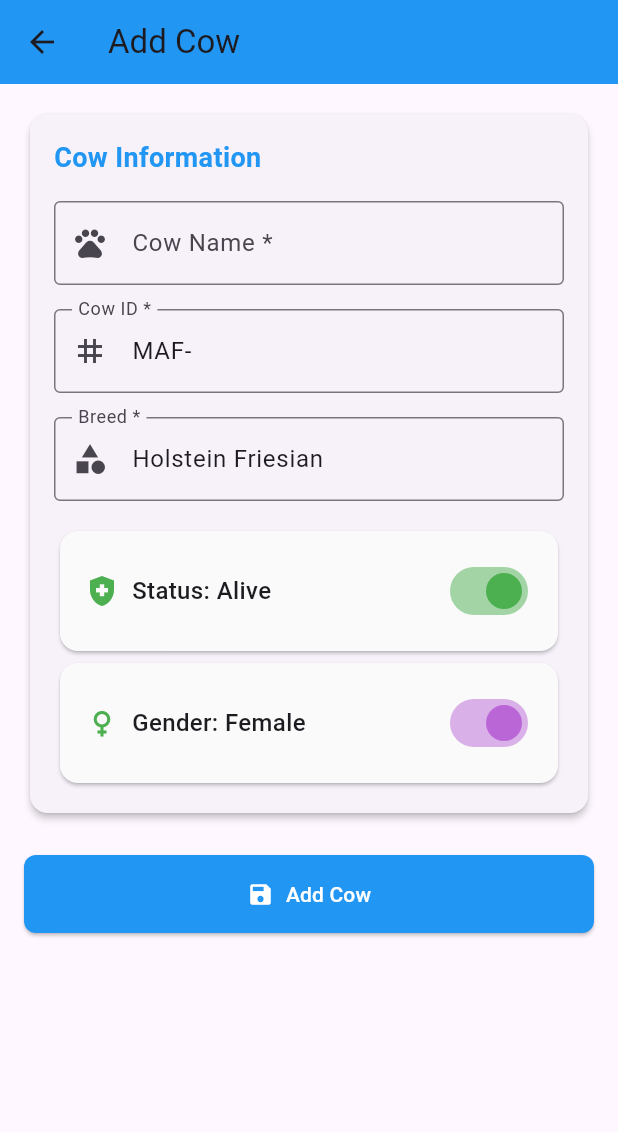
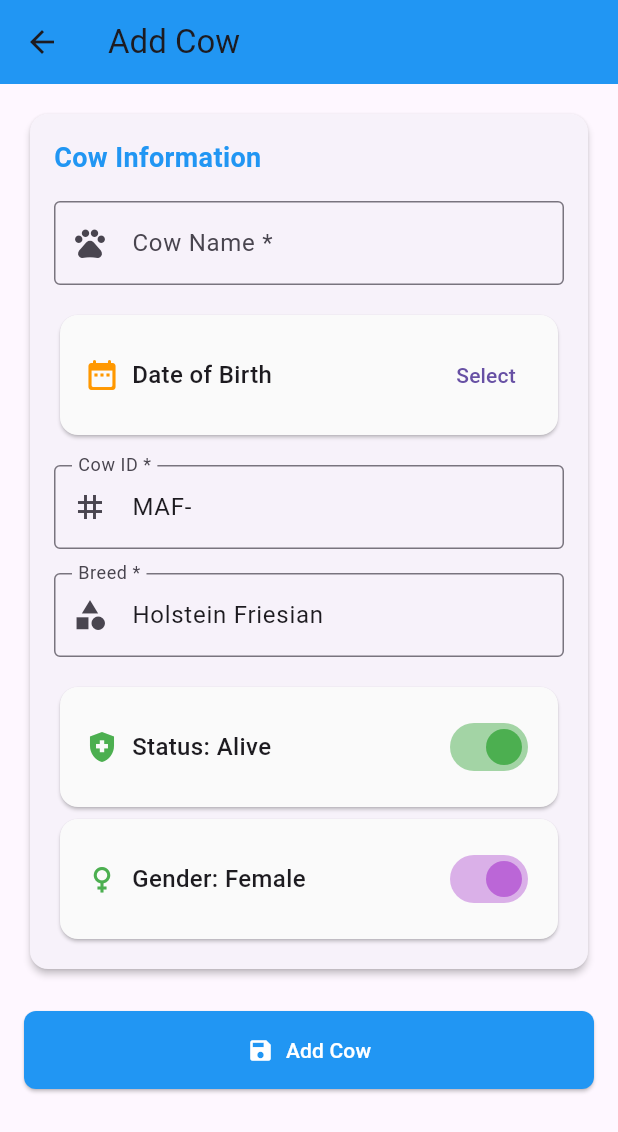
Before and after one commit to AmanyaPhillip/Farm-Management, a Flutter app: the AddCowPage screen opened directly, on a phone screen of 412 x 824 dp. Shown: the top 1132 px of the screen. Run offline on Flutter 3.47's test engine with Material 3 defaults, Android fonts, the phone set to English and light mode, and no system bars; our stand-ins replace device_info_plus, file_picker, permission_handler, sqflite, sqflite_common_ffi; accounts and stored records are empty.

Commit message:
feat: - added DoB input in addcowpage

```diff
--- a/lib/pages/add_cow/AddCowPage.dart
+++ b/lib/pages/add_cow/AddCowPage.dart
@@ -11,12 +11,14 @@ class AddCowPage extends StatefulWidget {
 class _AddCowPageState extends State<AddCowPage> {
   final GlobalKey<FormState> _formKey = GlobalKey<FormState>();
   final TextEditingController _cowNameController = TextEditingController();
+  final TextEditingController _cowDoBController = TextEditingController();
   final TextEditingController _cowIdController =
     TextEditingController(text: 'MAF-');
   final TextEditingController _breedController =
     TextEditingController(text: 'Holstein Friesian');
   bool _isAlive = true; // Default value for "Alive"
   bool _isFemale = true; // Default value for "Female"
+  DateTime? _dob;
 
   String? _validateRequired(String? value, String fieldName) {
     if (value == null || value.trim().isEmpty) {
@@ -100,6 +102,51 @@ class _AddCowPageState extends State<AddCowPage> {
                         ),
                         validator: (value) => _validateRequired(value, 'Cow Name'),
                         textCapitalization: TextCapitalization.words,
+                      ),
+
+                      const SizedBox(height: 16),
+
+                      Card(
+                        color: Colors.grey[50],
+                        child: Padding(
+                          padding: const EdgeInsets.all(16.0),
+                          child: Row(
+                            mainAxisAlignment: MainAxisAlignment.spaceBetween,
+                            children: [
+                              Row(
+                                children: [
+                                  const Icon(Icons.date_range_rounded, color: Colors.orange),
+                                  const SizedBox(width: 8),
+                                  Text(
+                                    _dob == null
+                                        ? 'Date of Birth'
+                                        : 'DOB: ${_dob!.toIso8601String().split('T')[0]}',
+                                    style: const TextStyle(
+                                      fontSize: 16,
+                                      fontWeight: FontWeight.w500,
+                                    ),
+                                  ),
+                                ],
+                              ),
+                              TextButton(
+                                onPressed: () async {
+                                  final pickedDate = await showDatePicker(
+                                    context: context,
+                                    initialDate: _dob ?? DateTime.now(),
+                                    firstDate: DateTime(1980),
+                                    lastDate: DateTime.now(),
+                                  );
+                                  if (pickedDate != null) {
+                                    setState(() {
+                                      _dob = pickedDate;
+                                    });
+                                  }
+                                },
+                                child: const Text('Select'),
+                              ),
+                            ],
+                          ),
+                        ),
                       ),
                       const SizedBox(height: 16),
                       TextFormField(
@@ -223,6 +270,7 @@ class _AddCowPageState extends State<AddCowPage> {
     _cowNameController.dispose();
     _breedController.dispose();
     _cowIdController.dispose();
+    _cowDoBController.dispose();
     super.dispose();
   }
 }
```
